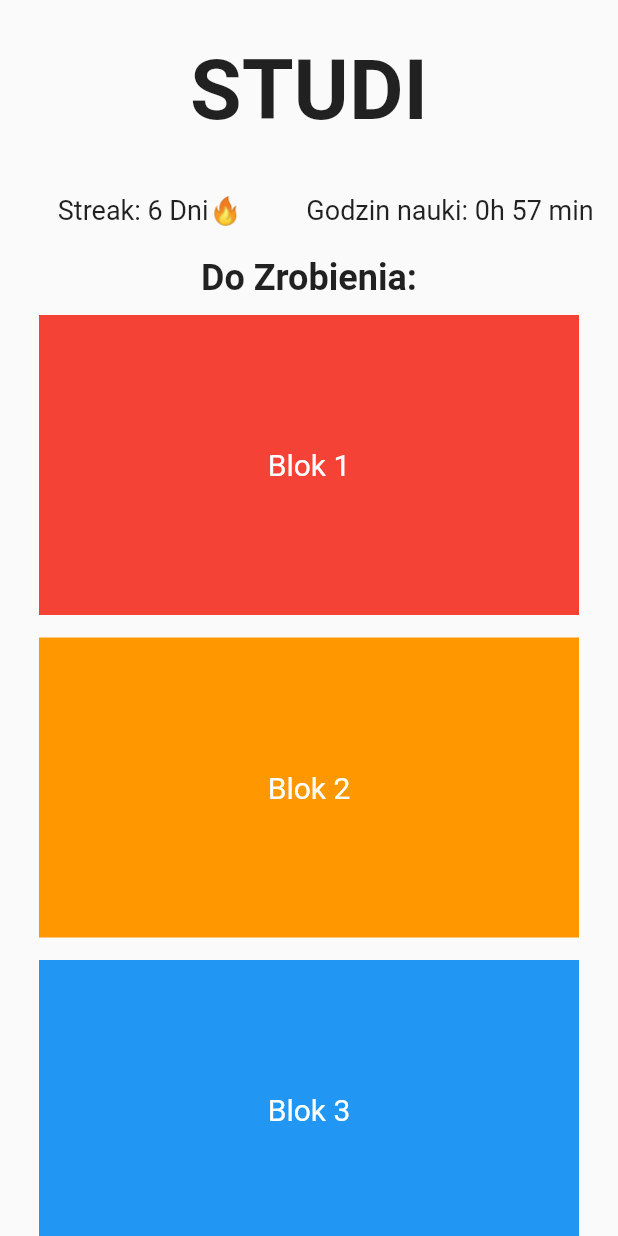
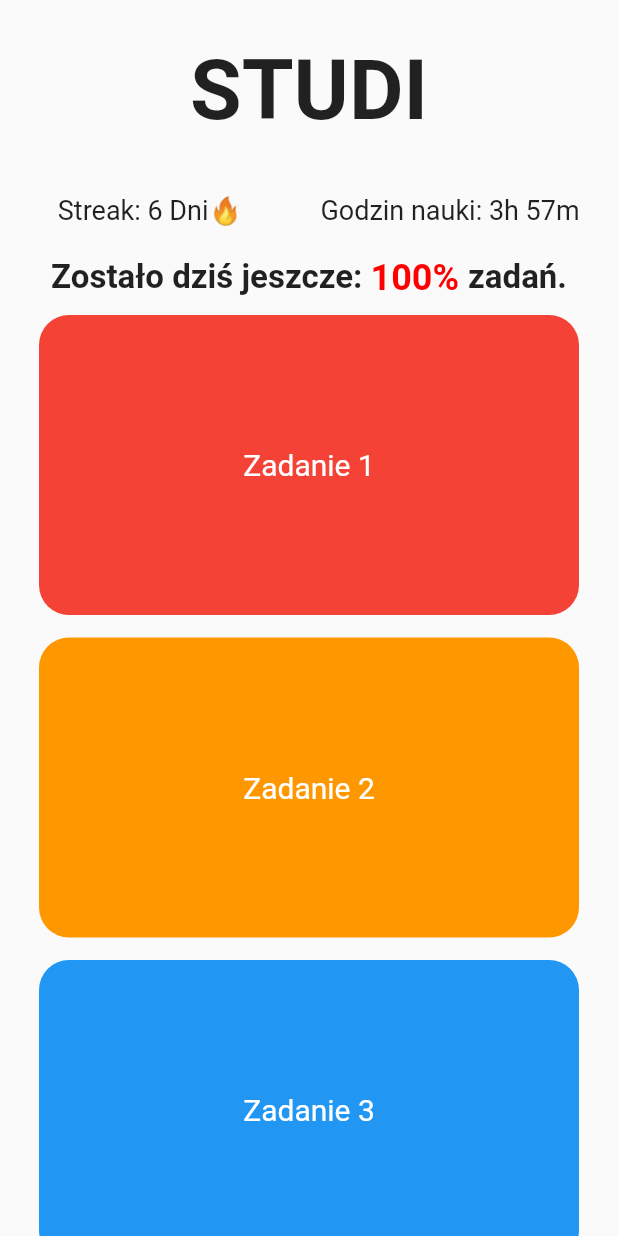
Before and after one commit to Kenayv/ProjektHackHeroes, a Flutter app: the HomePage screen opened directly, on a phone screen of 412 x 824 dp. Run offline on Flutter 3.47's test engine with Material 2 defaults, Android fonts, the phone set to English and light mode, and no system bars.

Commit message:
better looks, statistics on the bottom, repositioned stuff

```diff
--- a/project_hack_heroes/lib/pages/home_page.dart
+++ b/project_hack_heroes/lib/pages/home_page.dart
@@ -36,7 +36,7 @@ class HomePage extends StatelessWidget {
                         width: 200,
                         height: 50,
                         child: Center(
-                          child: Text("Godzin nauki: 0h 57 min", style: TextStyle(fontSize: 18)),
+                          child: Text("Godzin nauki: 3h 57m", style: TextStyle(fontSize: 18)),
                         ),
                       ),
                     ],
@@ -47,11 +47,22 @@ class HomePage extends StatelessWidget {
             Container(
               child: SizedBox(
                 height: 50,
-                child: Center(
-                  child: Text(
-                    "Do Zrobienia:",
-                    style: TextStyle(fontSize: 24, fontWeight: FontWeight.bold),
-                  ),
+                child: Row(
+                  mainAxisAlignment: MainAxisAlignment.center,
+                  children: [
+                    Text(
+                      "Zostało dziś jeszcze: ",
+                      style: TextStyle(fontSize: 22, fontWeight: FontWeight.bold),
+                    ),
+                    Text(
+                      "100% ",
+                      style: TextStyle(fontSize: 24, fontWeight: FontWeight.bold, color: Color.fromRGBO(255, 0, 0, 1)),
+                    ),
+                    Text(
+                      "zadań.",
+                      style: TextStyle(fontSize: 22, fontWeight: FontWeight.bold),
+                    ),
+                  ],
                 ),
               ),
             ),
@@ -64,9 +75,12 @@ class HomePage extends StatelessWidget {
                     child: Container(
                       width: 360,
                       height: 200,
-                      color: Colors.red,
+                      decoration: BoxDecoration(
+                        color: Colors.red,
+                        borderRadius: BorderRadius.all(Radius.circular(20)),
+                      ),
                       child: Center(
-                        child: Text("Blok 1", style: TextStyle(fontSize: 20, color: Colors.white)),
+                        child: Text("Zadanie 1", style: TextStyle(fontSize: 20, color: Colors.white)),
                       ),
                     ),
                   ),
@@ -75,9 +89,12 @@ class HomePage extends StatelessWidget {
                     child: Container(
                       width: 360,
                       height: 200,
-                      color: Colors.orange,
+                      decoration: BoxDecoration(
+                        color: Colors.orange,
+                        borderRadius: BorderRadius.all(Radius.circular(20)),
+                      ),
                       child: Center(
-                        child: Text("Blok 2", style: TextStyle(fontSize: 20, color: Colors.white)),
+                        child: Text("Zadanie 2", style: TextStyle(fontSize: 20, color: Colors.white)),
                       ),
                     ),
                   ),
@@ -86,13 +103,84 @@ class HomePage extends StatelessWidget {
                     child: Container(
                       width: 360,
                       height: 200,
-                      color: Colors.blue,
+                      decoration: BoxDecoration(
+                        color: Colors.blue,
+                        borderRadius: BorderRadius.all(Radius.circular(20)),
+                      ),
                       child: Center(
-                        child: Text("Blok 3", style: TextStyle(fontSize: 20, color: Colors.white)),
+                        child: Text("Zadanie 3", style: TextStyle(fontSize: 20, color: Colors.white)),
                       ),
                     ),
                   ),
                 ],
+              ),
+            ),
+            Container(
+              child: SizedBox(
+                height: 50,
+                child: Row(
+                  mainAxisAlignment: MainAxisAlignment.center,
+                  children: [
+                    Text(
+                      "Statystyki",
+                      style: TextStyle(fontSize: 22, fontWeight: FontWeight.bold),
+                    ),
+                  ],
+                ),
+              ),
+            ),
+
+            Container(
+              child: SizedBox(
+                height: 200,
+                child: Container(
+                  child: Column(
+                    children: [
+                      Container(
+                        width: 400,
+                        height: 30,
+                        child: Center(
+                          child: Text("Ulubione: Fiszki", style: TextStyle(fontSize: 18)),
+                        ),
+                      ),
+                      Container(
+                        width: 400,
+                        height: 30,
+                        child: Center(
+                          child: Text("Ukończonych zadań: 72", style: TextStyle(fontSize: 18)),
+                        ),
+                      ),
+                      Container(
+                        width: 400,
+                        height: 30,
+                        child: Center(
+                          child: Text("Porzuconych zadań: 2", style: TextStyle(fontSize: 18)),
+                        ),
+                      ),
+                      Container(
+                        width: 400,
+                        height: 30,
+                        child: Center(
+                          child: Text("Procent ukończonych zadań: 96.72%", style: TextStyle(fontSize: 18)),
+                        ),
+                      ),
+                      Container(
+                        width: 400,
+                        height: 30,
+                        child: Center(
+                          child: Text("Rekord Fiszki Rush: 93", style: TextStyle(fontSize: 18)),
+                        ),
+                      ),
+                      Container(
+                        width: 200,
+                        height: 30,
+                        child: Center(
+                          child: Text("dołączono: 28.10.2023", style: TextStyle(fontSize: 18)),
+                        ),
+                      ),
+                    ],
+                  ),
+                ),
               ),
             ),
           ],
```
